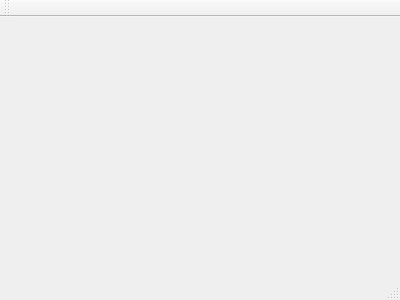
daws612/KNN_Performance, file mainwindow.ui: the form before one commit.
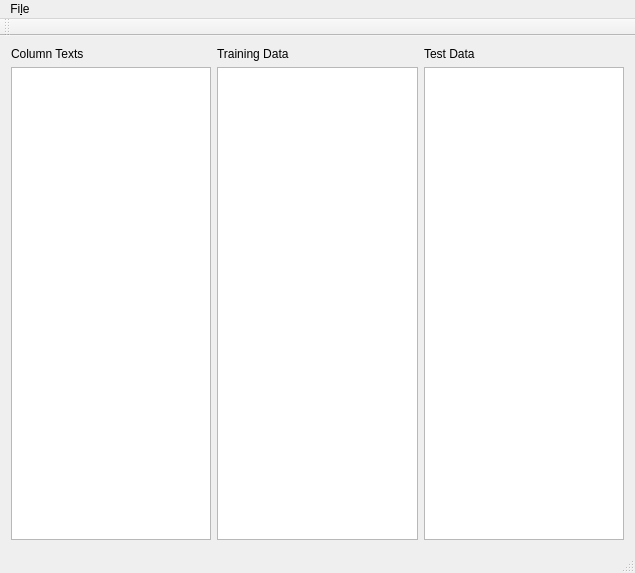
The form after the commit.

Diff of the .ui file:
```diff
--- a/mainwindow.ui
+++ b/mainwindow.ui
@@ -1,24 +1,113 @@
 <ui version="4.0">
  <class>MainWindow</class>
- <widget class="QMainWindow" name="MainWindow" >
-  <property name="geometry" >
+ <widget class="QMainWindow" name="MainWindow">
+  <property name="geometry">
    <rect>
     <x>0</x>
     <y>0</y>
-    <width>400</width>
-    <height>300</height>
+    <width>635</width>
+    <height>573</height>
    </rect>
   </property>
   <property name="windowTitle" >
    <string>MainWindow</string>
   </property>
-  <widget class="QMenuBar" name="menuBar" />
-  <widget class="QToolBar" name="mainToolBar" />
-  <widget class="QWidget" name="centralWidget" />
-  <widget class="QStatusBar" name="statusBar" />
+  <widget class="QWidget" name="centralWidget">
+   <layout class="QGridLayout" name="gridLayout">
+    <item row="0" column="0">
+     <layout class="QVBoxLayout" name="verticalLayout_2">
+      <item>
+       <widget class="QLabel" name="label_2">
+        <property name="text">
+         <string>Column Texts</string>
+        </property>
+       </widget>
+      </item>
+      <item>
+       <widget class="QTextEdit" name="txtColumnText"/>
+      </item>
+     </layout>
+    </item>
+    <item row="0" column="1">
+     <layout class="QVBoxLayout" name="verticalLayout">
+      <item>
+       <layout class="QHBoxLayout" name="horizontalLayout">
+        <item>
+         <widget class="QLabel" name="label">
+          <property name="text">
+           <string>Training Data</string>
+          </property>
+         </widget>
+        </item>
+        <item>
+         <widget class="QLabel" name="lblDataCount">
+          <property name="layoutDirection">
+           <enum>Qt::LeftToRight</enum>
+          </property>
+          <property name="text">
+           <string/>
+          </property>
+          <property name="alignment">
+           <set>Qt::AlignCenter</set>
+          </property>
+         </widget>
+        </item>
+       </layout>
+      </item>
+      <item>
+       <widget class="QTextEdit" name="txtNormalizedData"/>
+      </item>
+     </layout>
+    </item>
+    <item row="0" column="2">
+     <layout class="QVBoxLayout" name="verticalLayout_3">
+      <item>
+       <widget class="QLabel" name="label_3">
+        <property name="text">
+         <string>Test Data</string>
+        </property>
+       </widget>
+      </item>
+      <item>
+       <widget class="QTextEdit" name="txtTestData"/>
+      </item>
+     </layout>
+    </item>
+   </layout>
+  </widget>
+  <widget class="QMenuBar" name="menuBar">
+   <property name="geometry">
+    <rect>
+     <x>0</x>
+     <y>0</y>
+     <width>635</width>
+     <height>30</height>
+    </rect>
+   </property>
+   <widget class="QMenu" name="menuFile">
+    <property name="title">
+     <string>Fi&amp;le</string>
+    </property>
+    <addaction name="actionImport_Dataset"/>
+   </widget>
+   <addaction name="menuFile"/>
+  </widget>
+  <widget class="QToolBar" name="mainToolBar">
+   <attribute name="toolBarArea">
+    <enum>TopToolBarArea</enum>
+   </attribute>
+   <attribute name="toolBarBreak">
+    <bool>false</bool>
+   </attribute>
+  </widget>
+  <widget class="QStatusBar" name="statusBar"/>
+  <action name="actionImport_Dataset">
+   <property name="text">
+    <string>&amp;Import Dataset</string>
+   </property>
+  </action>
  </widget>
- <layoutDefault spacing="6" margin="11" />
- <pixmapfunction></pixmapfunction>
+ <layoutdefault spacing="6" margin="11"/>
  <resources/>
  <connections/>
 </ui>
```
Left out of the diff: 3 changed lines with no effect on the pictures.
